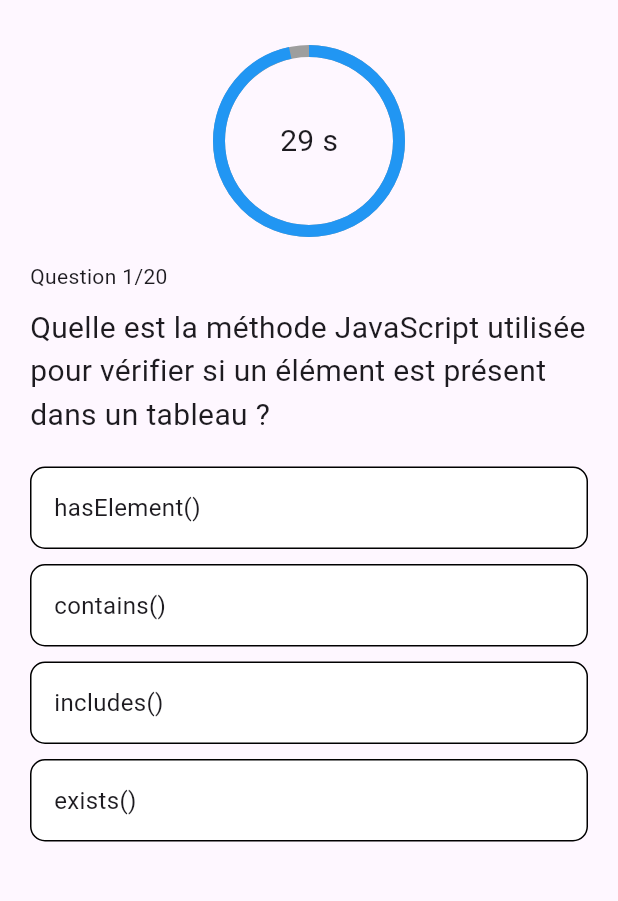
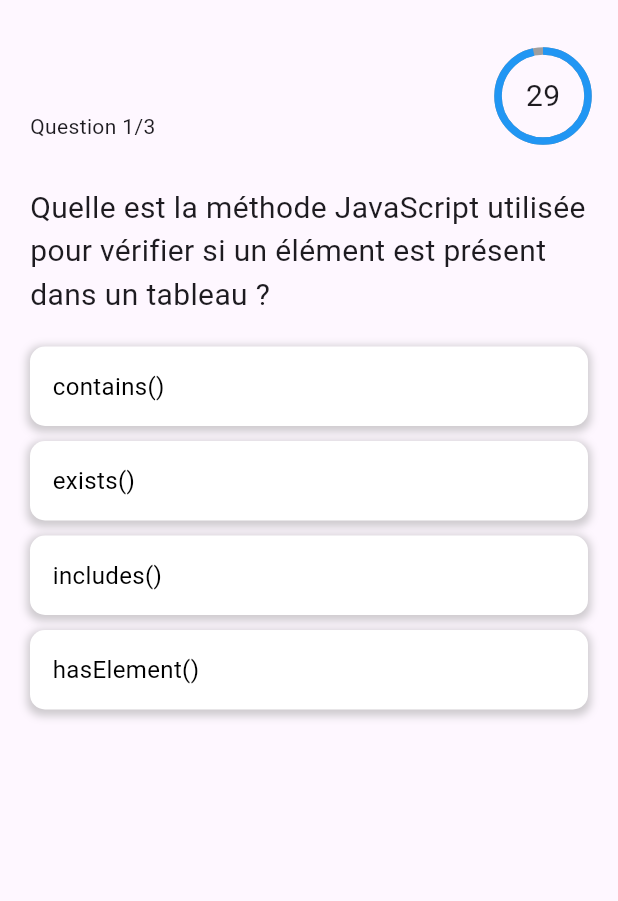
Before and after one commit to bk-med/flutter-quiz-app, a Flutter app: the screen it shows after launch, after a tap on "Commencer le Quiz", on a phone screen of 412 x 824 dp, the part 63-964 px from its top. Run offline on Flutter 3.47's test engine with Material 3 defaults, Android fonts, the phone set to English and light mode, and no system bars; our stand-ins replace flutter_rating_bar.

Commit message:
fix: update design to v.0.2

```diff
--- a/lib/screens/quiz_screen.dart
+++ b/lib/screens/quiz_screen.dart
@@ -12,9 +12,11 @@ class QuizScreen extends StatefulWidget {
 class _QuizScreenState extends State<QuizScreen> {
   late Future<List<Question>> questions;
   int currentQuestionIndex = 0;
+  int numberOfQuestions = 0;
   int seconds = 30;
   late Timer timer;
-  late List<Color> optionsColor;
+  late List<Color> optionsBackgroundColor;
+  late List<Color> selectedOptionsColor;
   int points = 0;
   bool isLoaded = false;
 
@@ -32,7 +34,8 @@ class _QuizScreenState extends State<QuizScreen> {
   }
 
   resetColors() {
-    optionsColor = List<Color>.filled(4, Colors.white);
+    optionsBackgroundColor = List<Color>.filled(4, Colors.white);
+    selectedOptionsColor = List<Color>.filled(4, Colors.black);
   }
 
   startTimer() {
@@ -50,42 +53,51 @@ class _QuizScreenState extends State<QuizScreen> {
   loadQuizData() async {
     QuizService quizService = QuizService();
     questions = quizService.getQuestions();
+    // log questions
+    questions.then((questions) {
+      numberOfQuestions = questions.length;
+    }).catchError((error) {
+      print(error);
+    });
     setState(() {
-      optionsColor = List<Color>.filled(4, Colors.white);
+      optionsBackgroundColor = List<Color>.filled(4, Colors.white);
+      selectedOptionsColor = List<Color>.filled(4, Colors.black);
       isLoaded = true;
     });
   }
 
   void checkAnswer(int selectedIndex) {
-    if (questions != null) {
     questions.then((value) {
       bool correctAnswer =
           (selectedIndex == value[currentQuestionIndex].correctIndex);
       if (correctAnswer) {
         setState(() {
           points++;
-            optionsColor[selectedIndex] = Colors.green;
+          optionsBackgroundColor[selectedIndex] = Colors.green;
+          selectedOptionsColor[selectedIndex] = Colors.white;
         });
       } else {
         setState(() {
-            optionsColor[selectedIndex] = Colors.red;
-            optionsColor[value[currentQuestionIndex].correctIndex] =
+          optionsBackgroundColor[selectedIndex] = Colors.red;
+          optionsBackgroundColor[value[currentQuestionIndex].correctIndex] =
               Colors.green;
+          selectedOptionsColor[selectedIndex] = Colors.white;
+          selectedOptionsColor[value[currentQuestionIndex].correctIndex] =
+              Colors.white;
         });
       }
-        Timer(Duration(seconds: 2), () {
+      Timer(const Duration(seconds: 1), () {
         gotoNextQuestion();
       });
     }).catchError((error) {
       print(error);
     });
   }
-  }
 
   gotoNextQuestion() {
     setState(() {
       currentQuestionIndex++;
-      if (currentQuestionIndex < 20) {
+      if (currentQuestionIndex < numberOfQuestions) {
         resetColors();
         seconds = 30;
       } else {
@@ -94,7 +106,7 @@ class _QuizScreenState extends State<QuizScreen> {
           context,
           MaterialPageRoute(
             builder: (context) =>
-                ResultScreen(score: points, totalQuestions: 20),
+                ResultScreen(score: points, totalQuestions: numberOfQuestions),
           ),
         );
       }
@@ -104,32 +116,40 @@ class _QuizScreenState extends State<QuizScreen> {
   @override
   Widget build(BuildContext context) {
     return Scaffold(
-      appBar: AppBar(title: Text('Quiz')),
+      appBar: AppBar(title: const Text('Quiz')),
       body: Padding(
-        padding: EdgeInsets.all(20.0),
+        padding: const EdgeInsets.all(20.0),
         child: Column(
           crossAxisAlignment: CrossAxisAlignment.stretch,
           children: [
+            Row(
+                mainAxisAlignment: MainAxisAlignment.spaceBetween,
+                crossAxisAlignment: CrossAxisAlignment.end,
+                children: [
+                  Text(
+                    'Question ${currentQuestionIndex + 1}/${numberOfQuestions}',
+                  ),
                   Stack(
                     alignment: Alignment.center,
                     children: [
                       SizedBox(
-                  width: 120,
-                  height: 120,
+                        width: 60,
+                        height: 60,
                         child: CircularProgressIndicator(
                           value: seconds / 30,
                           valueColor: const AlwaysStoppedAnimation(Colors.blue),
                           backgroundColor: Colors.grey,
-                    strokeWidth: 8,
+                          strokeWidth: 5,
                         ),
                       ),
                       Text(
-                  '$seconds s',
-                  style: TextStyle(fontSize: 20),
+                        '$seconds',
+                        style: const TextStyle(fontSize: 20),
                       ),
                     ],
                   ),
-            SizedBox(height: 20.0),
+                ]),
+            const SizedBox(height: 20.0),
             Expanded(
               child: SingleChildScrollView(
                 child: FutureBuilder<List<Question>>(
@@ -137,7 +157,7 @@ class _QuizScreenState extends State<QuizScreen> {
                   builder: (context, snapshot) {
                     if (snapshot.connectionState == ConnectionState.waiting ||
                         !isLoaded) {
-                      return Center(child: CircularProgressIndicator());
+                      return const Center(child: CircularProgressIndicator());
                     } else if (snapshot.hasError) {
                       return Center(child: Text('Error: ${snapshot.error}'));
                     } else if (snapshot.hasData) {
@@ -146,15 +166,12 @@ class _QuizScreenState extends State<QuizScreen> {
                         return Column(
                           crossAxisAlignment: CrossAxisAlignment.stretch,
                           children: [
-                            Text(
-                              'Question ${currentQuestionIndex + 1}/20',
-                            ),
-                            SizedBox(height: 10.0),
+                            const SizedBox(height: 10.0),
                             Text(
                               data[currentQuestionIndex].question,
-                              style: TextStyle(fontSize: 20.0),
+                              style: const TextStyle(fontSize: 20.0),
                             ),
-                            SizedBox(height: 20.0),
+                            const SizedBox(height: 20.0),
                             ...List.generate(
                               data[currentQuestionIndex].options.length,
                               (index) => GestureDetector(
@@ -164,18 +181,27 @@ class _QuizScreenState extends State<QuizScreen> {
                                   }
                                 },
                                 child: Container(
-                                  margin: EdgeInsets.only(bottom: 10),
+                                  margin: const EdgeInsets.only(bottom: 10),
                                   decoration: BoxDecoration(
-                                    color: optionsColor[index],
+                                      color: optionsBackgroundColor[index],
                                       borderRadius: BorderRadius.circular(10),
-                                    border: Border.all(color: Colors.black),
+                                      boxShadow: [
+                                        BoxShadow(
+                                          color: Colors.grey.withOpacity(0.5),
+                                          spreadRadius: 2,
+                                          blurRadius: 4,
+                                          offset: const Offset(0, 2),
                                         ),
-                                  padding: EdgeInsets.all(15),
+                                      ]),
+                                  padding: const EdgeInsets.all(15),
                                   child: Text(
                                     data[currentQuestionIndex]
                                         .options[index]
                                         .text,
-                                    style: TextStyle(fontSize: 16),
+                                    style: TextStyle(
+                                      fontSize: 16,
+                                      color: selectedOptionsColor[index],
+                                    ),
                                   ),
                                 ),
                               ),
@@ -183,10 +209,10 @@ class _QuizScreenState extends State<QuizScreen> {
                           ],
                         );
                       } else {
-                        return Center(child: Text('End of Quiz'));
+                        return const Center(child: Text('End of Quiz'));
                       }
                     } else {
-                      return Center(child: Text('No data'));
+                      return const Center(child: Text('No data'));
                     }
                   },
                 ),
--- a/lib/services/quiz_service.dart
+++ b/lib/services/quiz_service.dart
@@ -1,4 +1,5 @@
 import 'dart:convert';
+import 'dart:math'; // Import the dart:math library for shuffling
 import 'package:flutter/services.dart';
 import 'package:quiz_app/models/question.dart';
 
@@ -8,23 +9,36 @@ class QuizService {
     List<dynamic> jsonList = json.decode(jsonData);
     List<Question> questions = [];
 
+    // Shuffle the list of questions
+    jsonList.shuffle();
+
     for (var item in jsonList) {
       List<QuestionOption> options = [];
-      for (var option in item['options']) {
+
+      // Shuffle the list of options
+      List<dynamic> shuffledOptions = List.from(item['options']);
+      shuffledOptions.shuffle();
+
+      for (var option in shuffledOptions) {
         options.add(
           QuestionOption(
             text: option,
-            isCorrect: false, // Chaque option est incorrecte par défaut
+            isCorrect: false, // Each option is incorrect by default
           ),
         );
       }
-      // Marquer la bonne réponse
-      options[item['correctIndex']].isCorrect = true;
+
+      // Find the index of the correct answer in the shuffled options
+      int correctIndex =
+          shuffledOptions.indexOf(item['options'][item['correctIndex']]);
+
+      // Mark the correct answer
+      options[correctIndex].isCorrect = true;
 
       Question question = Question(
         question: item['question'],
         options: options,
-        correctIndex: item['correctIndex'],
+        correctIndex: correctIndex,
       );
       questions.add(question);
     }
--- a/pubspec.yaml
+++ b/pubspec.yaml
@@ -10,6 +10,7 @@ dependencies:
     sdk: flutter
   cupertino_icons: ^1.0.2
   flutter_countdown_timer: ^4.1.0
+  flutter_rating_bar: ^4.0.1
 
 dev_dependencies:
   flutter_test:
```
Also changed, not shown: assets/quiz_data.json (+0 -85 lines), lib/screens/result_screen.dart (+72 -22 lines), 1 other file. Lines whose indentation alone changed are shown as unchanged.
